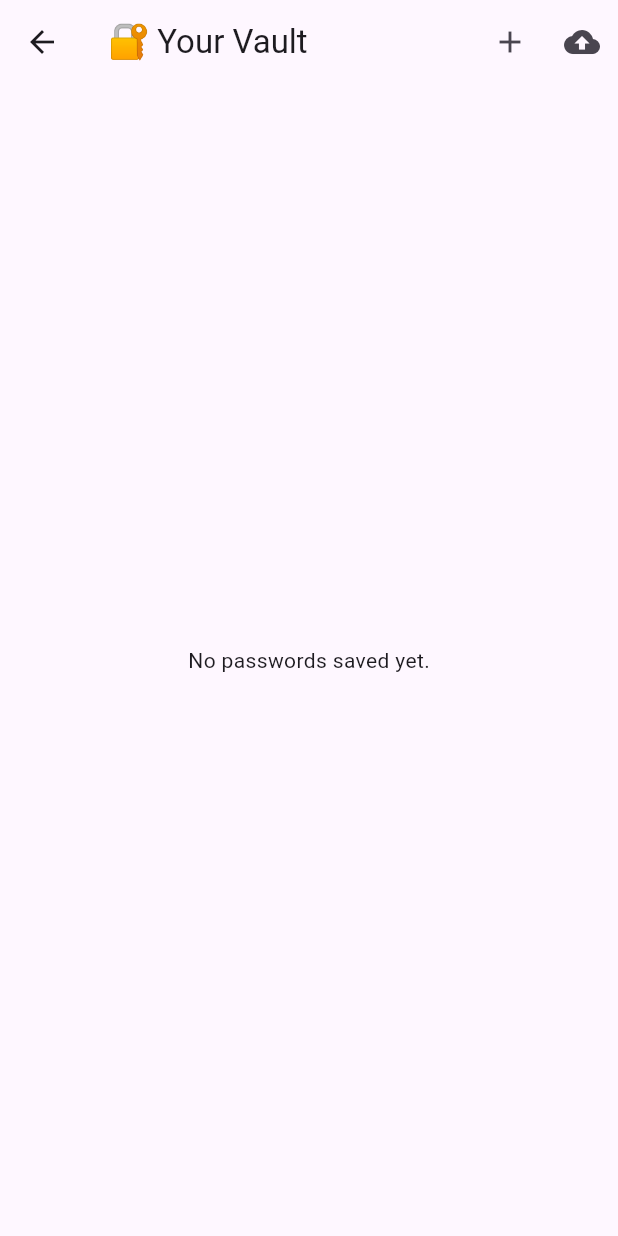
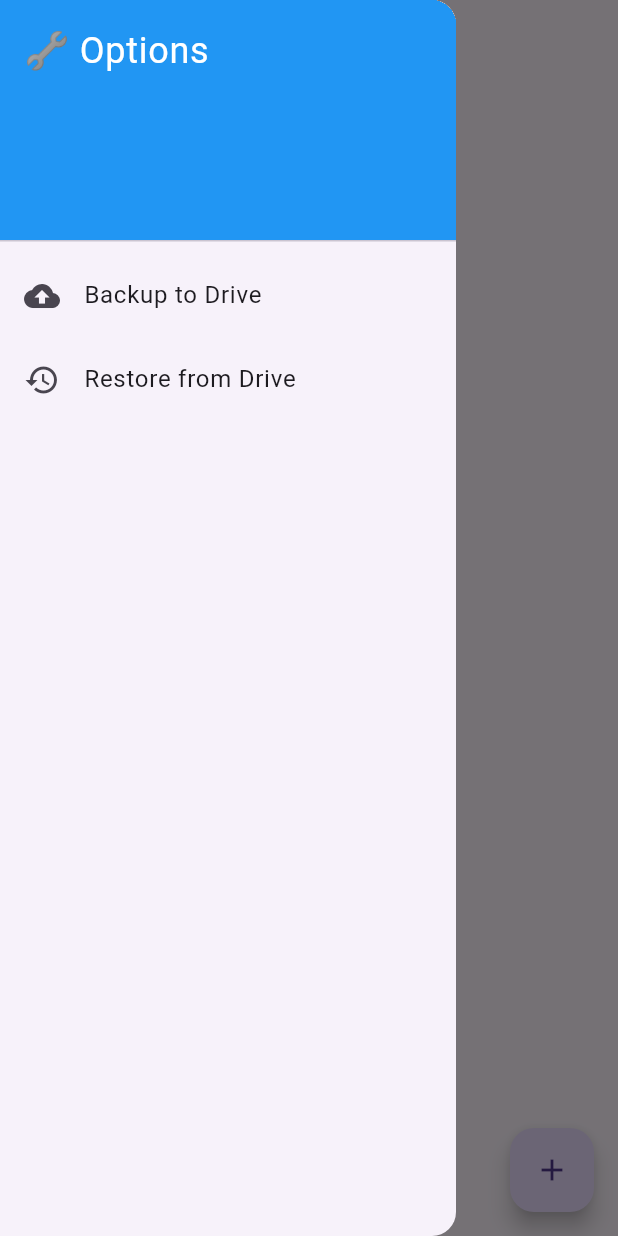
Before and after one commit to KavyaJP/PasswordManagerAndroid, a Flutter app: the HomeScreen screen opened directly, with the side drawer open (before the commit the screen has no drawer), on a phone screen of 412 x 824 dp. Run offline on Flutter 3.47's test engine with Material 3 defaults, Android fonts, the phone set to English and light mode, and no system bars; our stand-ins replace flutter_secure_storage, google_sign_in, local_auth; missing offline and left inert: googleapis; accounts and stored records are empty.

Commit message:
Added Restore functionality

```diff
--- a/lib/home_screen.dart
+++ b/lib/home_screen.dart
@@ -176,23 +176,66 @@ class _HomeScreenState extends State<HomeScreen> {
     }
   }
 
+  Future<void> _restoreVaultFromDrive() async {
+    final account = await GoogleSignIn(scopes: [drive.DriveApi.driveAppdataScope]).signIn();
+    if (account != null) {
+      try {
+        final restoredEntries = await VaultBackupManager.restoreFromDrive(account);
+        setState(() {
+          _entries.clear();
+          _entries.addAll(restoredEntries);
+        });
+        await SecureStorageManager.saveVault(_entries);
+        ScaffoldMessenger.of(context).showSnackBar(
+          const SnackBar(content: Text("✅ Vault restored from Google Drive")),
+        );
+      } catch (e) {
+        ScaffoldMessenger.of(context).showSnackBar(
+          SnackBar(content: Text("❌ Failed to restore: $e")),
+        );
+      }
+    } else {
+      ScaffoldMessenger.of(context).showSnackBar(
+        const SnackBar(content: Text("❌ Google sign-in failed")),
+      );
+    }
+  }
+
   @override
   Widget build(BuildContext context) {
     return Scaffold(
       appBar: AppBar(
         title: const Text("🔐 Your Vault"),
-        actions: [
-          IconButton(
-            onPressed: _openAddEntryForm,
-            icon: const Icon(Icons.add),
-            tooltip: "Add entry",
       ),
-          IconButton(
-            onPressed: _backupVaultToDrive,
-            icon: const Icon(Icons.cloud_upload),
-            tooltip: "Backup to Google Drive",
+      drawer: Drawer(
+        child: ListView(
+          padding: EdgeInsets.zero,
+          children: [
+            const DrawerHeader(
+              decoration: BoxDecoration(color: Colors.blue),
+              child: Text(
+                '🔧 Options',
+                style: TextStyle(color: Colors.white, fontSize: 24),
+              ),
+            ),
+            ListTile(
+              leading: const Icon(Icons.cloud_upload),
+              title: const Text('Backup to Drive'),
+              onTap: () {
+                Navigator.pop(context); // Close drawer
+                _backupVaultToDrive();
+              },
+            ),
+            ListTile(
+              leading: const Icon(Icons.restore),
+              title: const Text('Restore from Drive'),
+              onTap: () {
+                Navigator.pop(context); // Close drawer
+                _restoreVaultFromDrive();
+              },
             ),
           ],
+        ),
       ),
       body: _entries.isEmpty
           ? const Center(child: Text("No passwords saved yet."))
@@ -250,6 +293,11 @@ class _HomeScreenState extends State<HomeScreen> {
           );
         },
       ),
+      floatingActionButton: FloatingActionButton(
+        onPressed: _openAddEntryForm,
+        child: const Icon(Icons.add),
+        tooltip: "Add Entry",
+      ),
     );
   }
 }
@@ -263,6 +311,46 @@ class VaultBackupManager {
     final file = File('${directory.path}/vault_backup.json');
 
     return file.writeAsString(jsonString);
+  }
+
+  static Future<List<PasswordEntry>> restoreFromDrive(GoogleSignInAccount googleUser) async {
+    final authHeaders = await googleUser.authHeaders;
+    final client = GoogleAuthClient(authHeaders);
+    final driveApi = drive.DriveApi(client);
+
+    // Step 1: List all files named vault_backup.json
+    final fileList = await driveApi.files.list(
+      spaces: 'appDataFolder',
+      q: "name='vault_backup.json'",
+      $fields: 'files(id, name, createdTime)',
+    );
+
+    final files = fileList.files;
+    if (files == null || files.isEmpty) {
+      throw Exception("No backup file found in Drive.");
+    }
+
+    // Step 2: Sort by createdTime and pick the latest one
+    files.sort((a, b) => b.createdTime!.compareTo(a.createdTime!));
+    final latestFile = files.first;
+
+    // Step 3: Download file content
+    final mediaStream = await driveApi.files.get(
+      latestFile.id!,
+      downloadOptions: drive.DownloadOptions.fullMedia,
+    ) as drive.Media;
+
+    final tempDir = await getTemporaryDirectory();
+    final filePath = '${tempDir.path}/restored_vault.json';
+    final file = File(filePath);
+    final sink = file.openWrite();
+
+    await mediaStream.stream.pipe(sink); // Write stream to file
+    final contents = await file.readAsString();
+
+    // Step 4: Decode JSON into entries
+    final decoded = jsonDecode(contents) as List<dynamic>;
+    return decoded.map((e) => PasswordEntry.fromJson(e)).toList();
   }
 
   static Future<void> uploadToDrive(
```
Lines whose indentation alone changed are shown as unchanged.
